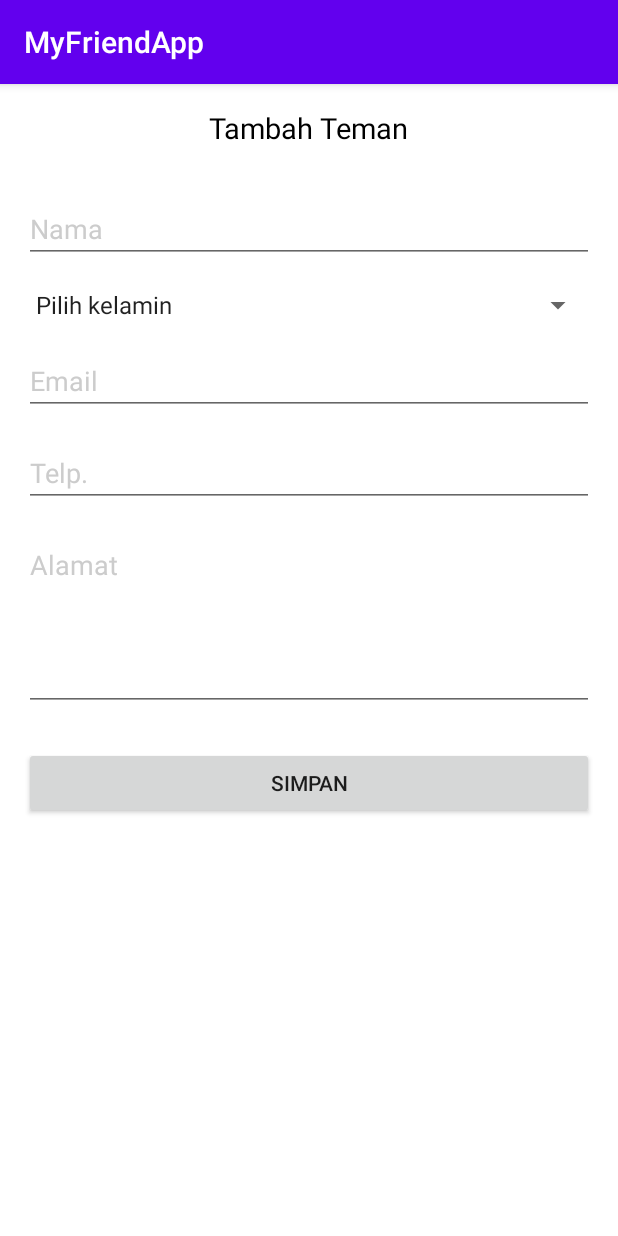
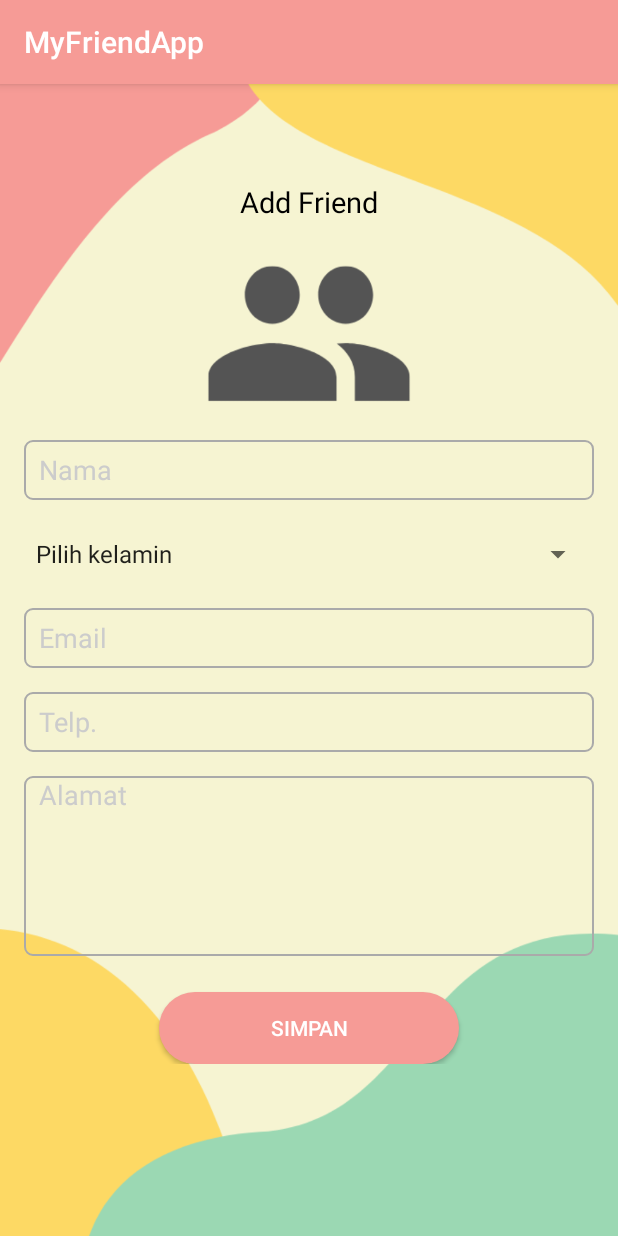
Before and after one commit to safrinauriya/MyFriendApp, an Android app: the screen it shows after launch (MainActivity), after a tap on an icon or button, on a phone screen of 412 x 824 dp. Run offline under Robolectric (Android 15) with nearby library versions, the phone set to English and light mode, and no system bars; our stand-ins replace Room's generated code; 1 statement that could not run was skipped.

Commit message:
third commit

```diff
--- /dev/null
+++ b/app/src/main/res/drawable/custom.xml
@@ -0,0 +1,6 @@
+<?xml version="1.0" encoding="utf-8"?>
+<shape xmlns:android="http://schemas.android.com/apk/res/android"
+    android:shape="rectangle">
+    <solid android:color="#F69B96" />
+    <corners android:radius="50dp" />
+</shape>
--- /dev/null
+++ b/app/src/main/res/drawable/custom2.xml
@@ -0,0 +1,6 @@
+<?xml version="1.0" encoding="utf-8"?>
+<shape xmlns:android="http://schemas.android.com/apk/res/android"
+    android:shape="rectangle">
+    <solid android:color="#FDD964" />
+    <corners android:radius="15dp" />
+</shape>
--- /dev/null
+++ b/app/src/main/res/drawable/custom_input.xml
@@ -0,0 +1,19 @@
+<?xml version="1.0" encoding="utf-8"?>
+<selector xmlns:android="http://schemas.android.com/apk/res/android">
+
+    <item android:state_enabled="true" android:state_focused="true">
+        <shape android:shape="rectangle">
+            <solid android:color="#FDD964" />
+            <corners android:radius="5dp" />
+            <stroke android:width="1dp" android:color="#9BD8B3" />
+        </shape>
+    </item>
+
+    <item android:state_enabled="true">
+        <shape android:shape="rectangle">
+            <solid android:color="#00FDD964" />
+            <corners android:radius="5dp" />
+            <stroke android:width="1dp" android:color="@android:color/darker_gray" />
+        </shape>
+    </item>
+</selector>
--- a/app/src/main/res/layout/my_friends_add_fragment.xml
+++ b/app/src/main/res/layout/my_friends_add_fragment.xml
@@ -2,16 +2,17 @@
 <LinearLayout xmlns:android="http://schemas.android.com/apk/res/android"
     android:layout_width="match_parent"
     android:layout_height="match_parent"
-    android:background="#FFFFFF"
+    android:background="@drawable/bg1"
     android:orientation="vertical">
+
 
     <TextView
         android:layout_width="wrap_content"
         android:layout_height="wrap_content"
         android:layout_gravity="center_horizontal"
-        android:layout_margin="16dp"
-        android:text="Tambah Teman"
+        android:layout_marginTop="65dp"
         android:textColor="#000000"
+        android:text="Add Friend"
         android:textSize="19sp" />
 
     <LinearLayout
@@ -23,41 +24,47 @@
         <EditText
             android:id="@+id/edtName"
             android:layout_width="match_parent"
-            android:layout_height="wrap_content"
+            android:layout_height="40dp"
             android:hint="Nama"
             android:imeOptions="actionDone"
             android:inputType="text"
-            android:textColor="#000000"
+            android:layout_marginTop="130dp"
+            android:background="@drawable/custom_input"
+            android:paddingLeft="10dp"
             android:textColorHint="#CCCCCC" />
 
         <Spinner
             android:id="@+id/spinnerGender"
             android:layout_width="match_parent"
-            android:layout_height="wrap_content"
+            android:layout_height="40dp"
             android:layout_marginTop="16dp"
             android:entries="@array/gender_list"
-            android:textColor="#000000" />
+            android:textColor="#F8F0F0" />
 
         <EditText
             android:id="@+id/edtEmail"
             android:layout_width="match_parent"
-            android:layout_height="wrap_content"
+            android:layout_height="40dp"
             android:layout_marginTop="16dp"
             android:hint="Email"
             android:imeOptions="actionNext"
             android:inputType="textEmailAddress"
             android:textColor="#000000"
+            android:background="@drawable/custom_input"
+            android:paddingLeft="10dp"
             android:textColorHint="#CCCCCC" />
 
         <EditText
             android:id="@+id/edtTelp"
             android:layout_width="match_parent"
-            android:layout_height="wrap_content"
+            android:layout_height="40dp"
             android:layout_marginTop="16dp"
             android:hint="Telp."
             android:imeOptions="actionNext"
             android:inputType="number"
             android:textColor="#000000"
+            android:background="@drawable/custom_input"
+            android:paddingLeft="10dp"
             android:textColorHint="#CCCCCC" />
 
         <EditText
@@ -70,14 +77,19 @@
             android:imeOptions="actionDone"
             android:inputType="textMultiLine"
             android:textColor="#000000"
+            android:background="@drawable/custom_input"
+            android:paddingLeft="10dp"
             android:textColorHint="#CCCCCC" />
 
         <Button
             android:id="@+id/btnSave"
-            android:layout_width="match_parent"
+            android:layout_width="200dp"
             android:layout_height="wrap_content"
             android:layout_marginTop="24dp"
-            android:text="Simpan" />
+            android:layout_gravity="center"
+            android:background="@drawable/custom"
+            android:text="Simpan"
+            android:textColor="#FFFFFF" />
 
     </LinearLayout>
 </LinearLayout>
--- a/app/src/main/res/layout/my_friends_fragment.xml
+++ b/app/src/main/res/layout/my_friends_fragment.xml
@@ -3,7 +3,7 @@
     xmlns:app="http://schemas.android.com/apk/res-auto"
     android:layout_width="match_parent"
     android:layout_height="match_parent"
-    android:background="#FFFFFF">
+    android:background="@drawable/bgg">
 
     <androidx.recyclerview.widget.RecyclerView
         android:id="@+id/listMyFriend"
@@ -17,7 +17,11 @@
         android:layout_height="wrap_content"
         android:layout_alignParentRight="true"
         android:layout_alignParentBottom="true"
-        android:layout_margin="16dp"
+        android:layout_marginStart="16dp"
+        android:layout_marginTop="16dp"
+        android:layout_marginEnd="16dp"
+        android:layout_marginBottom="16dp"
+        app:backgroundTint="#9BD8B3"
         app:srcCompat="@drawable/ic_add_plus_button" />
 
 </RelativeLayout>
--- a/app/src/main/res/layout/my_friends_item.xml
+++ b/app/src/main/res/layout/my_friends_item.xml
@@ -2,7 +2,8 @@
 <LinearLayout xmlns:android="http://schemas.android.com/apk/res/android"
     android:layout_width="match_parent"
     android:layout_height="wrap_content"
-    android:background="#FFFFFF"
+    android:layout_margin="16dp"
+    android:background="@drawable/custom2"
     android:orientation="vertical">
 
     <LinearLayout
--- a/app/src/main/res/values/colors.xml
+++ b/app/src/main/res/values/colors.xml
@@ -1,6 +1,6 @@
 <?xml version="1.0" encoding="utf-8"?>
 <resources>
-    <color name="colorPrimary">#6200EE</color>
-    <color name="colorPrimaryDark">#3700B3</color>
-    <color name="colorAccent">#03DAC5</color>
+    <color name="colorPrimary">#F69B96</color>
+    <color name="colorPrimaryDark">#545454</color>
+    <color name="colorAccent">#FDD964</color>
 </resources>
```
Also changed, not shown: app/src/main/res/drawable/bg1.png (added), app/src/main/res/drawable/bgg.png (added).
